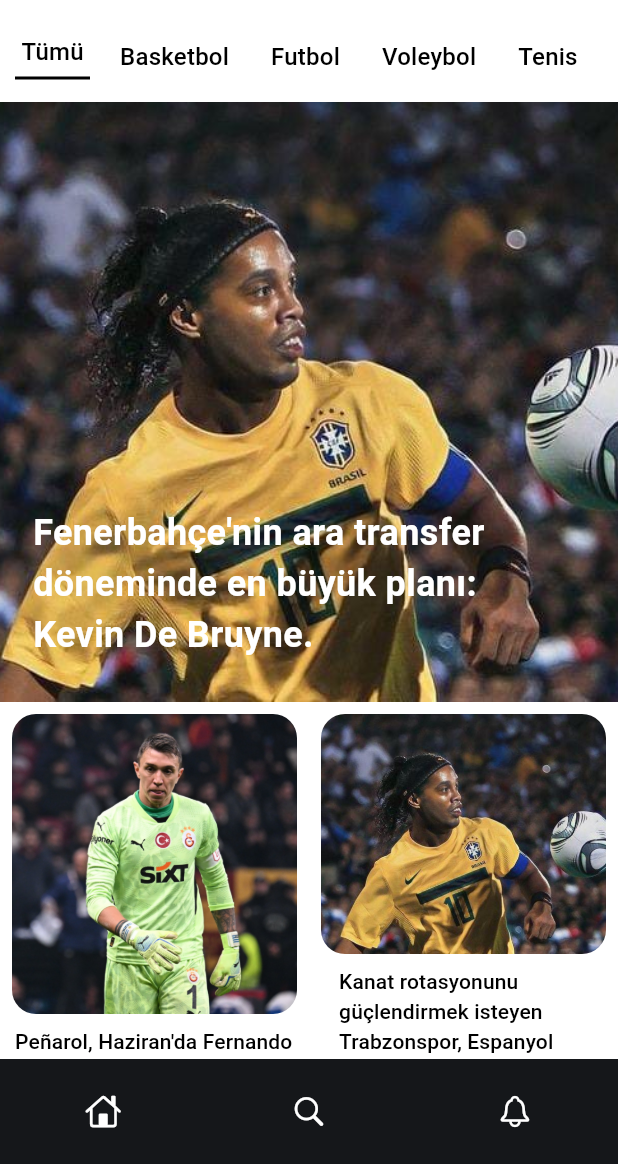
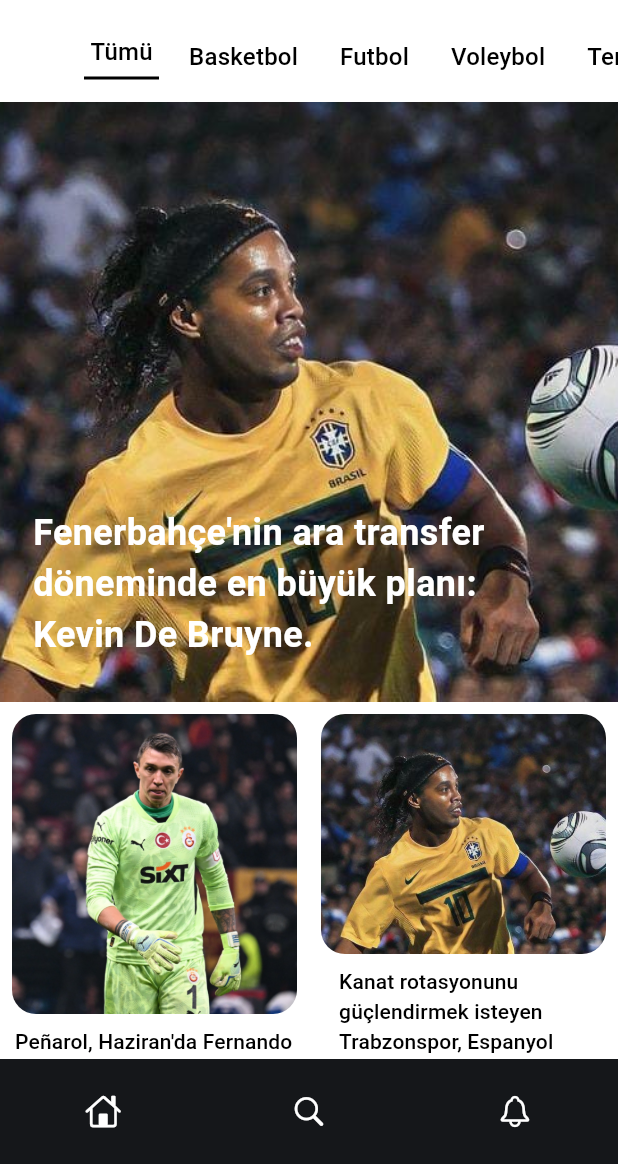
Before and after one commit to Emirhanbgdyc/Markaj_Gazetesi, a Flutter app: the HomeScreen screen opened by its route, on a phone screen of 412 x 824 dp, the part 72-1236 px from its top. Run offline on Flutter 3.47's test engine with Material 3 defaults, Android fonts, the phone set to English and light mode, and no system bars; our stand-ins replace go_router, google_fonts; Roboto replaces fonts that are missing (Alata).

Commit message:
Home sayfasının ust kısmındakı gundem yazısı kaldırıldı.Onun yerine sızebox ıle ortalandı

```diff
--- a/lib/screens/home_screen.dart
+++ b/lib/screens/home_screen.dart
@@ -36,6 +36,9 @@
                 child:ListView(
                   scrollDirection: Axis.horizontal,
                   children: [
+                    SizedBox(
+                      width: 46,
+                    ),
                     Column(
                       mainAxisAlignment: MainAxisAlignment.center,
                       crossAxisAlignment: CrossAxisAlignment.center,
```
